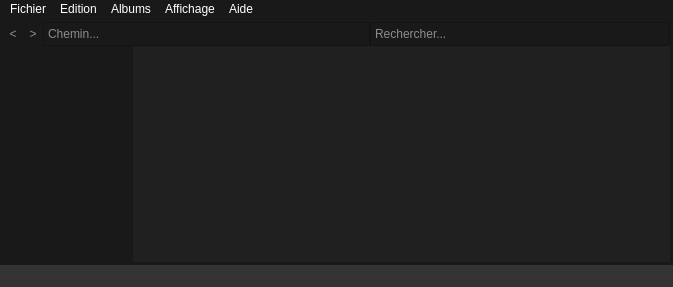
Old version of the form mainwindow.ui in the repository ForestierL/ihm.
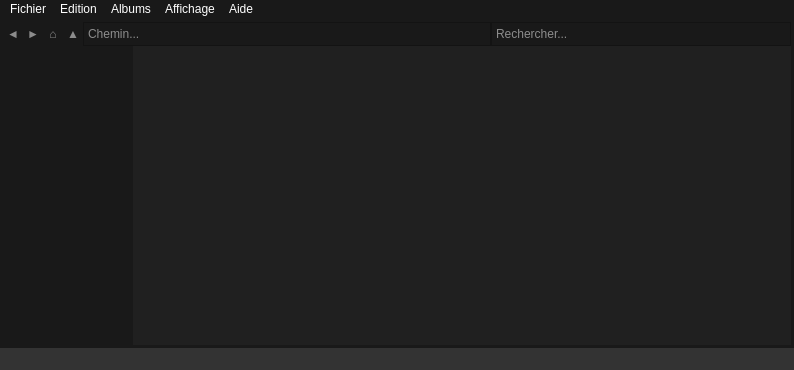
New version of the form.

Commit message: Icones de navigation

Patch:
```diff
--- a/mainwindow.ui
+++ b/mainwindow.ui
@@ -6,8 +6,8 @@
    <rect>
     <x>0</x>
     <y>0</y>
-    <width>673</width>
-    <height>287</height>
+    <width>794</width>
+    <height>370</height>
    </rect>
   </property>
   <property name="windowTitle">
@@ -67,7 +67,7 @@
 border: none;</string>
         </property>
         <property name="text">
-         <string>&lt;</string>
+         <string>◄</string>
         </property>
        </widget>
       </item>
@@ -91,7 +91,55 @@
 border: none;</string>
         </property>
         <property name="text">
-         <string>&gt;</string>
+         <string>►</string>
+        </property>
+       </widget>
+      </item>
+      <item>
+       <widget class="QPushButton" name="pushButton_3">
+        <property name="sizePolicy">
+         <sizepolicy hsizetype="Preferred" vsizetype="Preferred">
+          <horstretch>0</horstretch>
+          <verstretch>0</verstretch>
+         </sizepolicy>
+        </property>
+        <property name="maximumSize">
+         <size>
+          <width>20</width>
+          <height>20</height>
+         </size>
+        </property>
+        <property name="styleSheet">
+         <string notr="true">background-color: rgb(25, 25, 25);
+color: rgb(140, 140, 140);
+border: none;</string>
+        </property>
+        <property name="text">
+         <string>⌂</string>
+        </property>
+       </widget>
+      </item>
+      <item>
+       <widget class="QPushButton" name="pushButton_4">
+        <property name="sizePolicy">
+         <sizepolicy hsizetype="Preferred" vsizetype="Preferred">
+          <horstretch>0</horstretch>
+          <verstretch>0</verstretch>
+         </sizepolicy>
+        </property>
+        <property name="maximumSize">
+         <size>
+          <width>20</width>
+          <height>20</height>
+         </size>
+        </property>
+        <property name="styleSheet">
+         <string notr="true">background-color: rgb(25, 25, 25);
+color: rgb(140, 140, 140);
+border: none;</string>
+        </property>
+        <property name="text">
+         <string>▲</string>
         </property>
        </widget>
       </item>
@@ -187,8 +235,8 @@
           <rect>
            <x>0</x>
            <y>0</y>
-           <width>529</width>
-           <height>210</height>
+           <width>650</width>
+           <height>293</height>
           </rect>
          </property>
         </widget>
@@ -203,7 +251,7 @@
     <rect>
      <x>0</x>
      <y>0</y>
-     <width>673</width>
+     <width>794</width>
      <height>22</height>
     </rect>
    </property>
```
Left out of the diff: 3 changed lines with no effect on the pictures.
